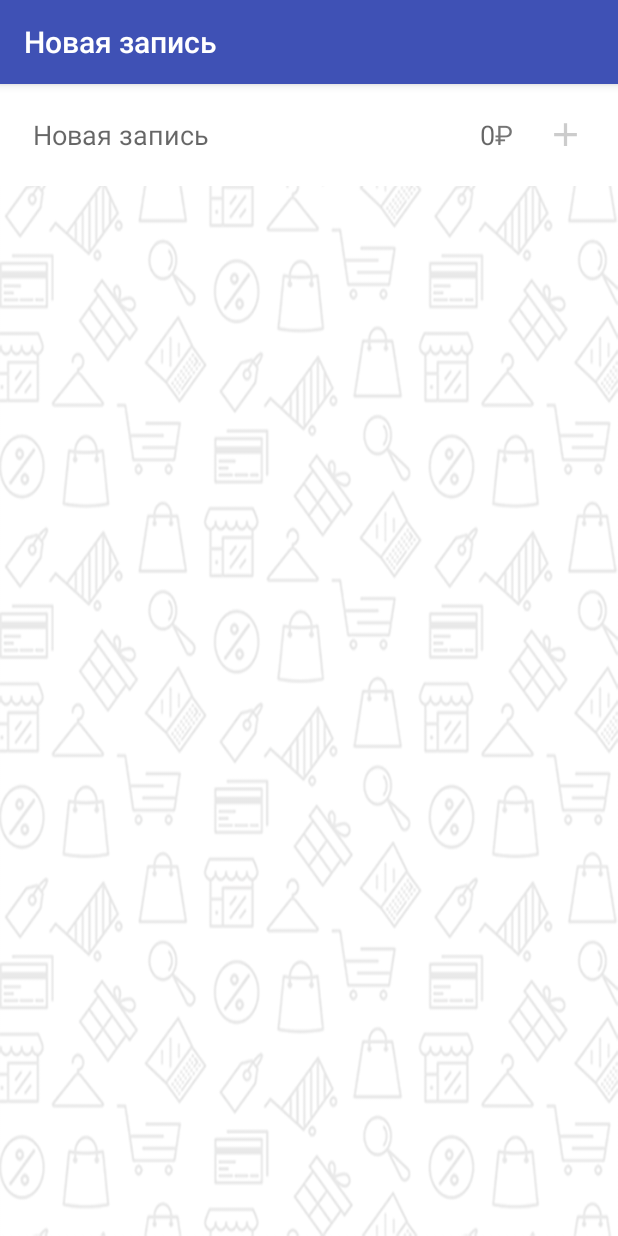
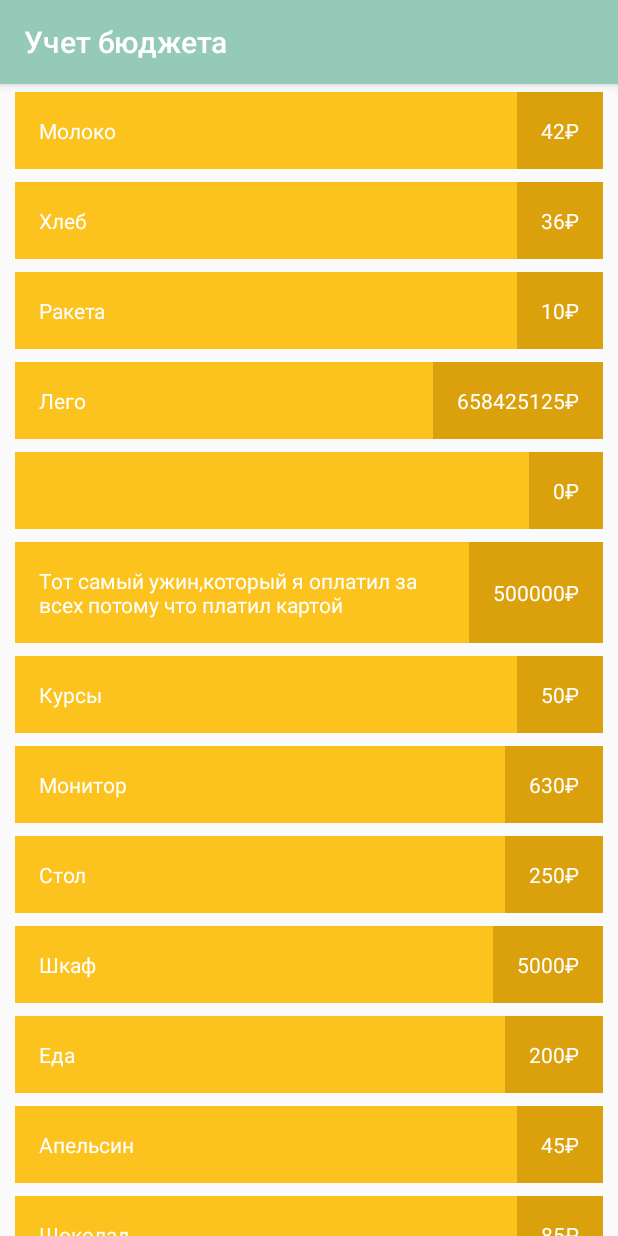
Before and after one commit to Bocmok/MoneyTracker, an Android app: the screen it shows after launch (AddItemActivity before the commit, ItemListActivity after it), on a phone screen of 412 x 824 dp. Run offline under Robolectric (Android 15) with nearby library versions, the phone set to English and light mode, and no system bars.

Commit message:
exercise_03

```diff
--- a/app/build.gradle
+++ b/app/build.gradle
@@ -20,8 +20,9 @@ android {
 
 dependencies {
     implementation fileTree(dir: 'libs', include: ['*.jar'])
-    implementation 'com.android.support:appcompat-v7:28.0.0-alpha3'
+    implementation 'com.android.support:appcompat-v7:28.0.0-alpha1'
     implementation 'com.android.support.constraint:constraint-layout:1.1.2'
+    implementation 'com.android.support:recyclerview-v7:28.0.0-alpha1'
     testImplementation 'junit:junit:4.12'
     androidTestImplementation 'com.android.support.test:runner:1.0.2'
     androidTestImplementation 'com.android.support.test.espresso:espresso-core:3.0.2'
--- a/app/src/main/AndroidManifest.xml
+++ b/app/src/main/AndroidManifest.xml
@@ -12,12 +12,15 @@
         <activity android:name=".MainActivity">
         </activity>
         <activity android:name=".AddItemActivity">
+
+        </activity>
+        <activity android:name=".ItemListActivity">
             <intent-filter>
                 <action android:name="android.intent.action.MAIN" />
-
                 <category android:name="android.intent.category.LAUNCHER" />
             </intent-filter>
         </activity>
+
     </application>
 
 </manifest>
--- /dev/null
+++ b/app/src/main/java/com/loftschool/moneytracker/ItemListActivity.java
@@ -0,0 +1,127 @@
+package com.loftschool.moneytracker;
+
+import android.graphics.Rect;
+import android.os.Bundle;
+import android.support.annotation.NonNull;
+import android.support.annotation.Nullable;
+import android.support.v7.app.AppCompatActivity;
+import android.support.v7.widget.LinearLayoutManager;
+import android.support.v7.widget.RecyclerView;
+import android.view.LayoutInflater;
+import android.view.View;
+import android.view.ViewGroup;
+import android.widget.TextView;
+
+import java.util.ArrayList;
+import java.util.List;
+
+public class ItemListActivity extends AppCompatActivity {
+    private RecyclerView mRecycleView;
+    private List<Record> mData= new ArrayList<>();
+    private ItemsListAdapter mAdapter;
+    private static final int VERTICAL_ITEM_SPACE = 5;
+
+    @Override
+    protected void onCreate(@Nullable Bundle savedInstanceState) {
+        super.onCreate(savedInstanceState);
+        setContentView(R.layout.activity_items_list);
+        setTitle(R.string.activity_items_list_title);
+        createData();
+        mRecycleView = findViewById(R.id.list);
+        mRecycleView.setLayoutManager(new LinearLayoutManager(this));
+        mAdapter=new ItemsListAdapter();
+        mRecycleView.setAdapter(mAdapter);
+        mRecycleView.addItemDecoration(new VerticalSpaceItemDecoration(VERTICAL_ITEM_SPACE));
+
+    }
+
+    private void createData() {
+        mData.add(new Record("Молоко",42));
+        mData.add(new Record("Хлеб",36));
+        mData.add(new Record("Ракета",10));
+        mData.add(new Record("Лего",658425125));
+        mData.add(new Record("",0));
+        mData.add(new Record("Тот самый ужин,который я оплатил за всех потому что платил картой",500000));
+        mData.add(new Record("Курсы",50));
+        mData.add(new Record("Монитор",630));
+        mData.add(new Record("Стол",250));
+        mData.add(new Record("Шкаф",5000));
+        mData.add(new Record("Еда",200));
+        mData.add(new Record("Апельсин",45));
+        mData.add(new Record("Шоколад",85));
+        mData.add(new Record("Чай",8595));
+        mData.add(new Record("Лего",658425125));
+        mData.add(new Record("",0));
+        mData.add(new Record("Тот самый ужин,который я оплатил за всех потому что платил картой",500000));
+        mData.add(new Record("Курсы",50));
+        mData.add(new Record("Монитор",630));
+        mData.add(new Record("Стол",250));
+        mData.add(new Record("Шкаф",5000));
+        mData.add(new Record("Еда",200));
+        mData.add(new Record("Апельсин",45));
+        mData.add(new Record("Шоколад",85));
+        mData.add(new Record("Чай",8595));
+    }
+
+    private class ItemsListAdapter extends RecyclerView.Adapter<RecordViewHolder> {
+
+        @NonNull
+        @Override
+        public RecordViewHolder onCreateViewHolder(@NonNull ViewGroup parent, int viewType) {
+            return new RecordViewHolder(LayoutInflater.from(parent.getContext()).
+                    inflate(R.layout.item_record, parent, false));
+        }
+
+        @Override
+        public void onBindViewHolder(RecordViewHolder holder, int position) {
+            Record record = mData.get(position);
+            holder.applyData(record);
+
+        }
+
+        @Override
+        public int getItemCount() {
+            return mData.size();
+        }
+    }
+
+    private class RecordViewHolder extends RecyclerView.ViewHolder {
+        private final TextView title;
+        private final TextView price;
+
+
+        public RecordViewHolder(@NonNull View itemView) {
+            super(itemView);
+            title = itemView.findViewById(R.id.title);
+            price=itemView.findViewById(R.id.price);
+        }
+        public void applyData(Record record) {
+            String priceText, finalText;
+            String rub="\u20BD";
+            title.setText(record.getTitle());
+            priceText=String.valueOf(record.getPrice());
+            priceText=priceText+"%1$s";
+            finalText= String.format(priceText, rub);
+            price.setText(finalText);
+
+        }
+    }
+    public class VerticalSpaceItemDecoration extends RecyclerView.ItemDecoration {
+
+        private final int verticalSpaceHeight;
+
+        public VerticalSpaceItemDecoration(int verticalSpaceHeight) {
+            this.verticalSpaceHeight = verticalSpaceHeight;
+        }
+
+        @Override
+        public void getItemOffsets(Rect outRect, View view, RecyclerView parent,
+                                   RecyclerView.State state) {
+            if (parent.getChildAdapterPosition(view) != parent.getAdapter().getItemCount() - 1) {
+                outRect.bottom = verticalSpaceHeight;
+            }
+        }
+    }
+
+
+}
--- /dev/null
+++ b/app/src/main/java/com/loftschool/moneytracker/Record.java
@@ -0,0 +1,24 @@
+package com.loftschool.moneytracker;
+
+public class Record {
+    private final String title;
+    private final int price;
+    private String comment;
+
+    public Record(String title, int price) {
+        this.title = title;
+        this.price = price;
+    }
+
+    public int getPrice() {
+        return price;
+    }
+
+    public String getTitle() {
+        return title;
+    }
+
+    public String getComment() {
+        return comment;
+    }
+}
--- /dev/null
+++ b/app/src/main/res/layout/activity_items_list.xml
@@ -0,0 +1,14 @@
+<?xml version="1.0" encoding="utf-8"?>
+<FrameLayout xmlns:android="http://schemas.android.com/apk/res/android"
+    android:layout_width="match_parent"
+    android:layout_height="match_parent"
+    xmlns:tools="http://schemas.android.com/tools">
+    <android.support.v7.widget.RecyclerView
+        android:id="@+id/list"
+        android:layout_width="match_parent"
+        android:layout_height="wrap_content"
+        tools:listitem="@layout/item_record">
+
+    </android.support.v7.widget.RecyclerView>
+
+</FrameLayout>
--- /dev/null
+++ b/app/src/main/res/layout/item_record.xml
@@ -0,0 +1,29 @@
+<?xml version="1.0" encoding="utf-8"?>
+<LinearLayout xmlns:android="http://schemas.android.com/apk/res/android"
+    android:layout_width="match_parent"
+    android:layout_height="wrap_content"
+    xmlns:tools="http://schemas.android.com/tools"
+    android:orientation="horizontal"
+    android:layout_marginLeft="10dp"
+    android:layout_marginRight="10dp"
+    android:layout_marginTop="5dp">
+    <TextView
+        android:id="@+id/title"
+        android:layout_width="0dp"
+        android:layout_height="wrap_content"
+        android:layout_weight="1"
+        android:padding="16dp"
+        android:textColor="@color/white"
+        android:background="@color/colorItem"
+        tools:text="Молоко"/>
+    <TextView
+        android:id="@+id/price"
+        android:layout_width="wrap_content"
+        android:layout_height="match_parent"
+        android:padding="16dp"
+        android:textColor="@color/white"
+        android:gravity="center"
+        android:background="@color/colorItemDark"
+        tools:text="35₽"/>
+
+</LinearLayout>
--- a/app/src/main/res/values/colors.xml
+++ b/app/src/main/res/values/colors.xml
@@ -1,9 +1,24 @@
 <?xml version="1.0" encoding="utf-8"?>
 <resources>
-    <color name="colorPrimary">#3F51B5</color>
-    <color name="colorPrimaryDark">#303F9F</color>
-    <color name="colorAccent">#FF4081</color>
+    <color name="colorPrimary">#95c9b8</color>
+    <color name="colorPrimaryDark">#87b5a6</color>
+    <color name="colorAccent">#1ca498</color>
     <color name="textColor">#ffffff </color>
+
+    <color name="colorPrimaryBright">#3ab7ae </color>
+
+    <color name="colorShadow">#30303030 </color>
+    <color name="colorItem">#fcc31e </color>
+    <color name="colorItemDark">#daa10c </color>
+    <color name="colorItemSelected">#985305 </color>
+    <color name="colorExpense">#f76c41 </color>
+    <color name="colorComment">#95989a </color>
+
+    <color name="colorInactive">#ddede8 </color>
+    <color name="colorActive">@android:color/white </color>
+    <color name="colorIndicator">#ffff8d </color>
+    <color name="list_item_text">#ffffff </color>
+
     <color name="backgroundColor">#84c0c5 </color>
     <color name="white">#FFFFFF </color>
 </resources>
--- a/app/src/main/res/values/strings.xml
+++ b/app/src/main/res/values/strings.xml
@@ -1,4 +1,5 @@
 <resources>
     <string name="app_name">MoneyTracker</string>
     <string name="add_item_title">Новая запись</string>
+    <string name="activity_items_list_title">Учет бюджета</string>
 </resources>
```
